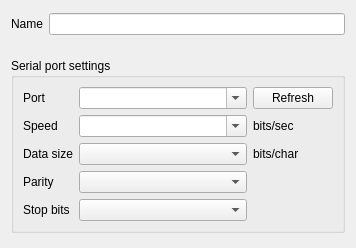
Qt form src/multiserialviewer/ui_files/serialViewerSettingsWidget.ui (shaag7967/multiserialviewer) before a commit.
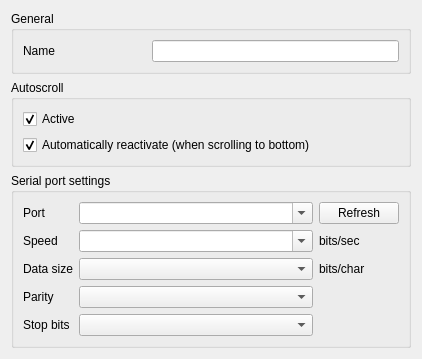
The same form after that commit.

Commit message: made autoscroll feature configurable / added autoscroll auto reactivate feature / removed animated scrollbar mover / current SerialViewer config is shown in settings tab (not modifiable yet)

```diff
--- a/src/multiserialviewer/ui_files/serialViewerSettingsWidget.ui
+++ b/src/multiserialviewer/ui_files/serialViewerSettingsWidget.ui
@@ -6,8 +6,8 @@
    <rect>
     <x>0</x>
     <y>0</y>
-    <width>356</width>
-    <height>248</height>
+    <width>422</width>
+    <height>349</height>
    </rect>
   </property>
   <property name="sizePolicy">
@@ -25,45 +25,57 @@
   <property name="windowTitle">
    <string>Form</string>
   </property>
-  <layout class="QVBoxLayout" name="verticalLayout">
+  <layout class="QVBoxLayout" name="verticalLayout_2">
    <item>
-    <layout class="QHBoxLayout" name="horizontalLayout_2">
-     <item>
+    <widget class="QGroupBox" name="groupBox_2">
+     <property name="title">
+      <string>General</string>
+     </property>
+     <layout class="QGridLayout" name="gridLayout_2">
+      <item row="0" column="1" colspan="2">
+       <widget class="QLineEdit" name="ed_name"/>
+      </item>
+      <item row="0" column="0">
       <widget class="QLabel" name="lb_name">
        <property name="text">
         <string>Name</string>
        </property>
       </widget>
      </item>
-     <item>
-      <widget class="QLineEdit" name="ed_name"/>
-     </item>
-    </layout>
+     </layout>
+    </widget>
    </item>
    <item>
-    <spacer name="verticalSpacer_2">
-     <property name="orientation">
-      <enum>Qt::Orientation::Vertical</enum>
+    <widget class="QGroupBox" name="groupBox_3">
+     <property name="title">
+      <string>Autoscroll</string>
      </property>
-     <property name="sizeType">
-      <enum>QSizePolicy::Policy::Fixed</enum>
-     </property>
-     <property name="sizeHint" stdset="0">
-      <size>
-       <width>20</width>
-       <height>15</height>
-      </size>
-     </property>
-    </spacer>
+     <layout class="QVBoxLayout" name="verticalLayout">
+      <item>
+       <widget class="QCheckBox" name="cb_autoscrollActive">
+        <property name="text">
+         <string>Active</string>
+        </property>
+        <property name="checked">
+         <bool>true</bool>
+        </property>
+       </widget>
+      </item>
+      <item>
+       <widget class="QCheckBox" name="cb_autoscrollReactivate">
+        <property name="text">
+         <string>Automatically reactivate (when scrolling to bottom)</string>
+        </property>
+        <property name="checked">
+         <bool>true</bool>
+        </property>
+       </widget>
+      </item>
+     </layout>
+    </widget>
    </item>
    <item>
     <widget class="QGroupBox" name="groupBox">
-     <property name="sizePolicy">
-      <sizepolicy hsizetype="Expanding" vsizetype="Fixed">
-       <horstretch>0</horstretch>
-       <verstretch>0</verstretch>
-      </sizepolicy>
-     </property>
      <property name="minimumSize">
       <size>
        <width>0</width>
```
Lines whose indentation alone changed are shown as unchanged. The commit also changes 11 other files.
